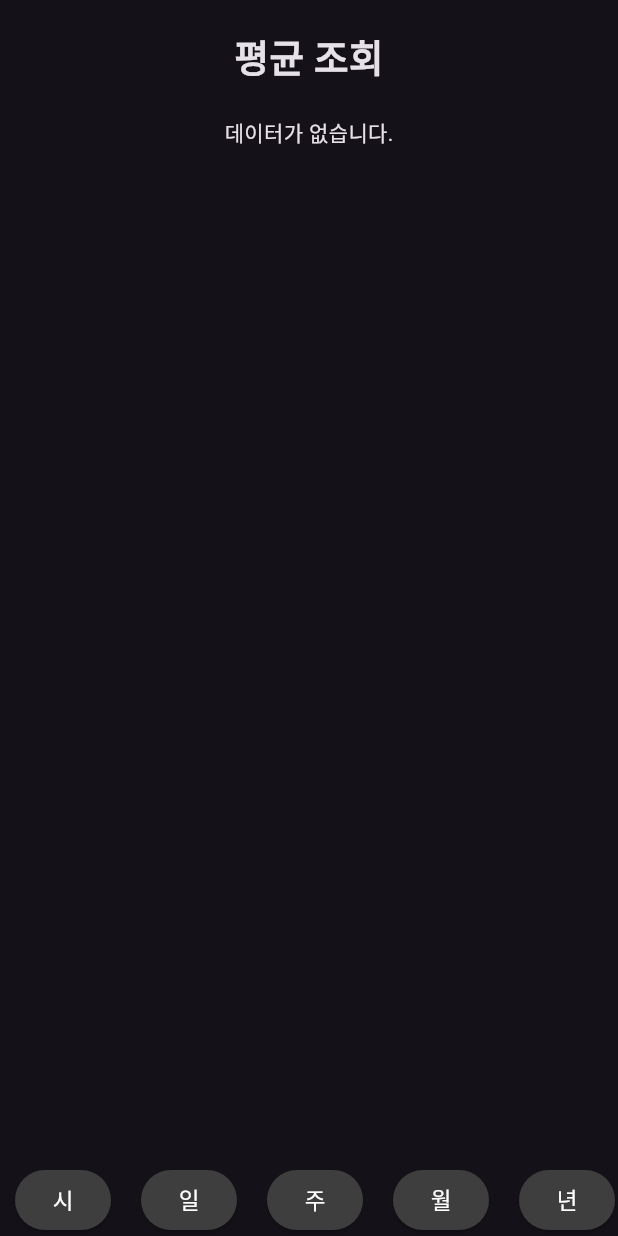
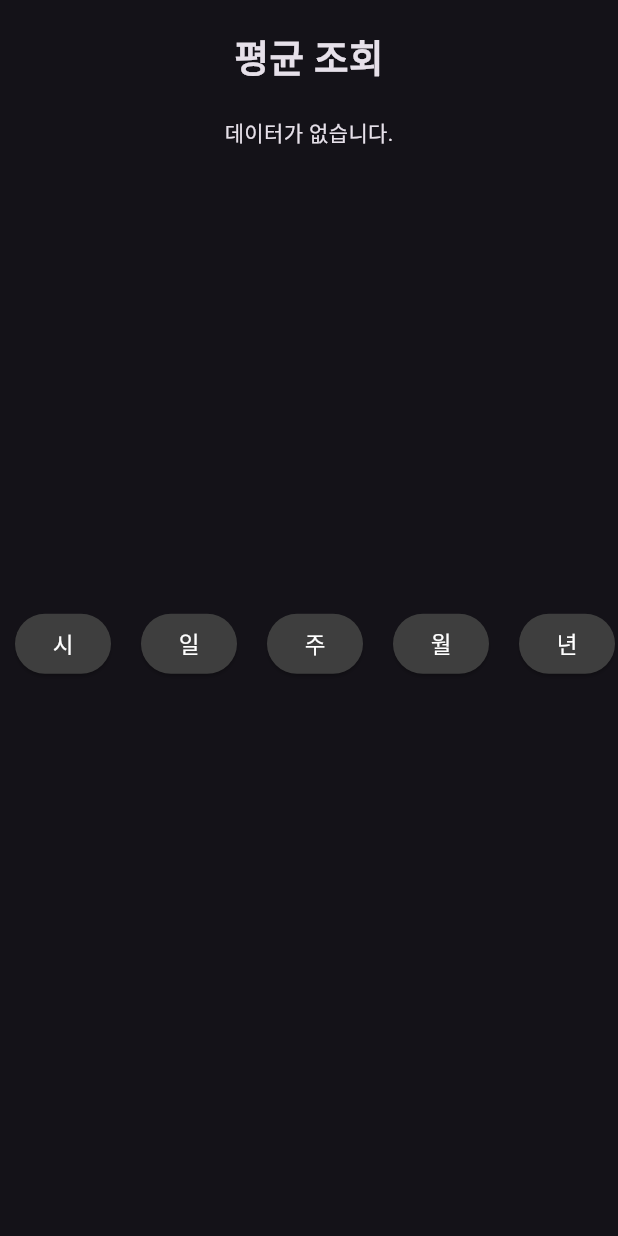
Before and after one commit to daehyun03/tsr_monitoring_app, a Flutter app: the AvgDataChart widget shown alone on an empty page, opened directly with empty values, on a phone screen of 412 x 824 dp. Run offline on Flutter 3.47's test engine with Material 3 defaults, Android fonts, the phone set to English and light mode, and no system bars; our stand-ins replace firebase_core, firebase_messaging, flutter_local_notifications, flutter_localization, shared_preferences, socket_io_client and 1 more; accounts and stored records are empty; network calls fail.

Commit message:
모바일 환경 렌더링 오류 수정

```diff
--- a/lib/widget/avg_chart.dart
+++ b/lib/widget/avg_chart.dart
@@ -90,7 +90,9 @@ class _AvgDataChart extends State<AvgDataChart> {
   @override
   Widget build(BuildContext context) {
     String curUnit = UniqueSharedPreference.getString("selectedUnit");
+
     return Container(
+      height: MediaQuery.of(context).size.height * 0.55,
       child: Column(
         children: [
           const Padding(padding: EdgeInsets.only(top: 20)),
```
